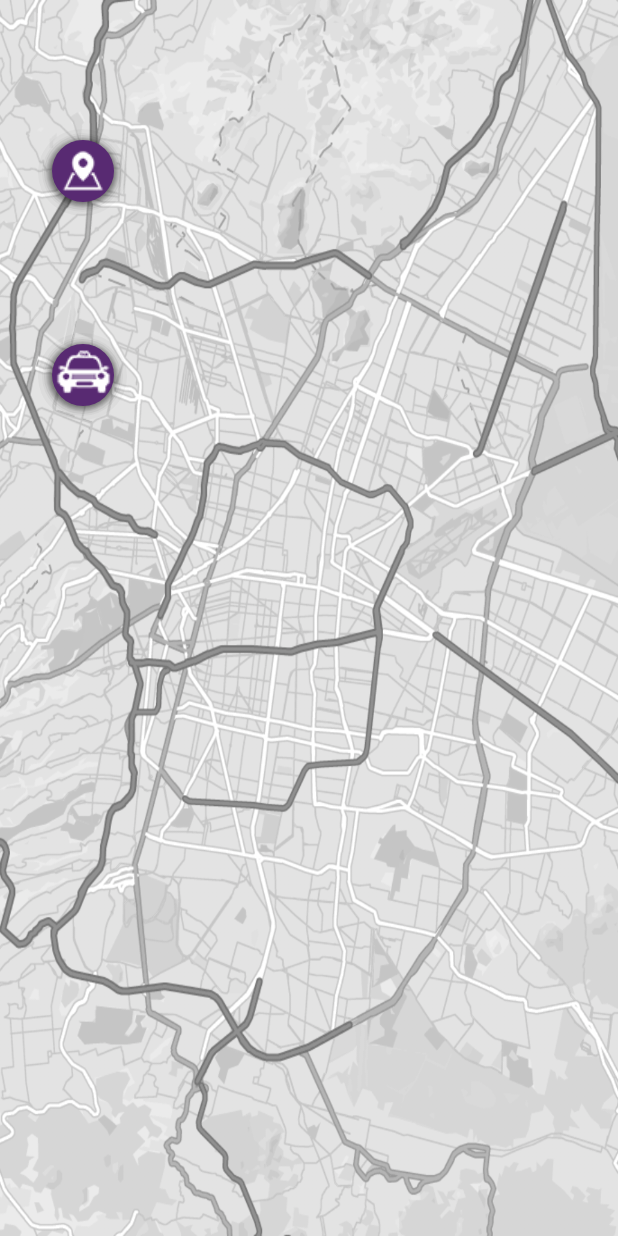
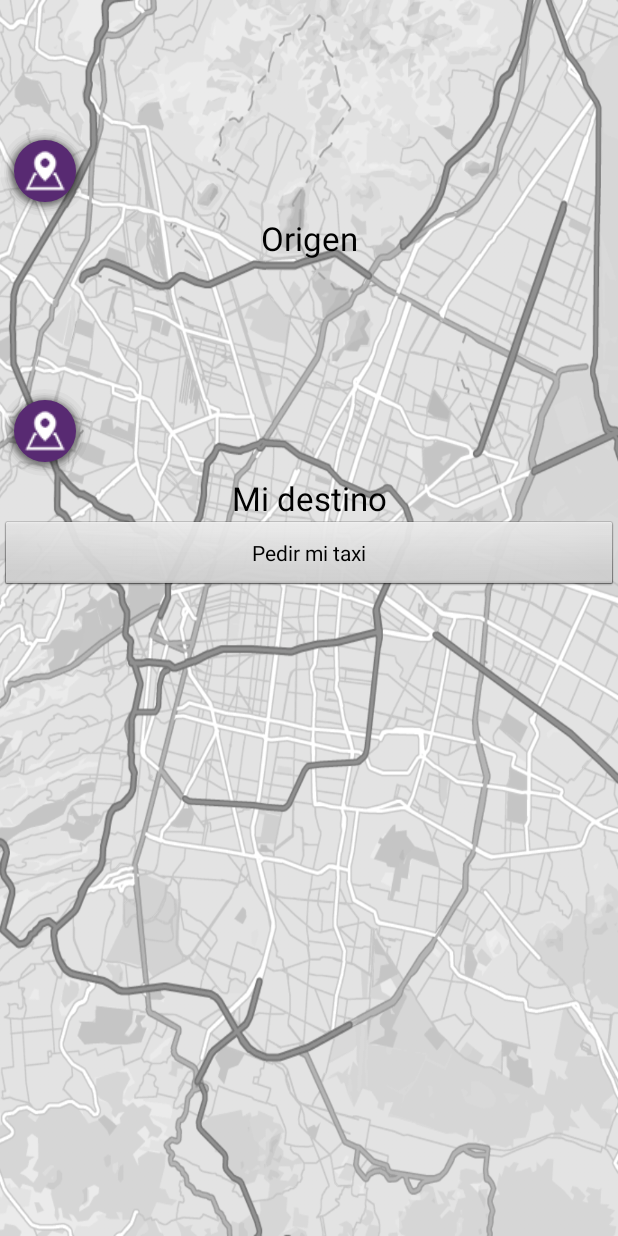
Before and after one commit to breakingRisk/TaxiSeguro, an Android app: the pedirTaxi screen opened directly, with no data from a screen before it, on a phone screen of 412 x 824 dp. Run offline under Robolectric (Android 15) with nearby library versions, the phone set to English and light mode, and no system bars.

Commit message:
Agregaron modificaciones a pedirTaxi

```diff
--- a/TaxiSeguro/app/src/main/AndroidManifest.xml
+++ b/TaxiSeguro/app/src/main/AndroidManifest.xml
@@ -3,6 +3,8 @@
     package="com.example.magdiel.taxiseguro" >
 
     <uses-permission android:name="android.permission.INTERNET" />
+
+    <uses-permission android:name="android.permission.SYSTEM_ALERT_WINDOW" />
 
     <application
         android:allowBackup="true"
@@ -23,6 +25,9 @@
         </activity>
         <activity android:name=".Home" >
         </activity>
+
+        <service android:name=".FloatingWindow"></service>
+
     </application>
 
 </manifest>
--- a/TaxiSeguro/app/src/main/java/com/example/magdiel/taxiseguro/JSONParser.java
+++ b/TaxiSeguro/app/src/main/java/com/example/magdiel/taxiseguro/JSONParser.java
@@ -146,7 +146,7 @@ public class JSONParser {
         try {
             jObj = new JSONObject(json);
         } catch (JSONException e) {
-            Log.e("JSON Parser", "Error parsing data " + e.toString());
+            Log.e("JSON Parser", "Error parsingg data " + e.toString());
         }
 
         // return JSON String
--- a/TaxiSeguro/app/src/main/java/com/example/magdiel/taxiseguro/pedirTaxi.java
+++ b/TaxiSeguro/app/src/main/java/com/example/magdiel/taxiseguro/pedirTaxi.java
@@ -2,54 +2,62 @@ package com.example.magdiel.taxiseguro;
 
 import android.app.Activity;
 import android.os.Bundle;
-import android.view.MenuItem;
 import android.view.View;
 import android.widget.ImageButton;
-import android.widget.PopupMenu;
+import android.widget.TextView;
 import android.widget.Toast;
 
-public class pedirTaxi extends Activity {
+public class pedirTaxi extends Activity implements View.OnClickListener {
 
     ImageButton b1;
     ImageButton b2;
+    private ImageButton pop;
+    private ImageButton pop1;
+    private TextView registro;
+
 
     @Override
     protected void onCreate(Bundle savedInstanceState) {
         super.onCreate(savedInstanceState);
         setContentView(R.layout.pedir_taxi);
 
-        //Capturamos el id de los botones sobre los que queremos realizar la acción de mostrar un elemento emergente
-        b1 = (ImageButton)findViewById( R.id.locate );
-        b2 = (ImageButton)findViewById( R.id.taxi );
+        pop = (ImageButton)findViewById(R.id.locatePop);
+        pop1 = (ImageButton)findViewById(R.id.DestinoPop);
+        registro = (TextView)findViewById(R.id.ubicarme);
+        pop.setOnClickListener(this);
+        pop1.setOnClickListener(this);
+        registro.setOnClickListener(this);
 
-        b1.setOnClickListener(
-                new View.OnClickListener() {
-                    public void onClick(View view) {
-                        popupMenu();
-                    }});
     }
 
-    private void popupMenu() {
-        //Crea instancia a PopupMenu
-        PopupMenu popup = new PopupMenu(this, b1);
-        popup.getMenuInflater().inflate(R.menu.datos_origen, popup.getMenu());
+    public void onClick(View view) {
 
-        //registra los eventos click para cada item del menu
-        popup.setOnMenuItemClickListener(new PopupMenu.OnMenuItemClickListener() {
-            public boolean onMenuItemClick(MenuItem item) {
-                if (item.getItemId() == R.id.action_one) {
-                    Toast.makeText(pedirTaxi.this,
-                            "Ejecutar : " + item.getTitle(), Toast.LENGTH_SHORT).show();
-                } else if (item.getItemId() == R.id.action_two) {
-                    Toast.makeText(pedirTaxi.this,
-                            "Ejecutar : " + item.getTitle(), Toast.LENGTH_SHORT).show();
-                } else if (item.getItemId() == R.id.action_three) {
-                    Toast.makeText(pedirTaxi.this,
-                            "Ejecutar : " + item.getTitle(), Toast.LENGTH_SHORT).show();
+        View mostrarOr = findViewById(R.id.locating);
+        View mostrarDes = findViewById(R.id.destino);
+
+        switch (view.getId()) {
+            case R.id.locatePop:
+                if(mostrarOr.getVisibility()== View.VISIBLE ){
+                    mostrarOr.setVisibility(View.GONE);
+                } else {
+                    mostrarOr.setVisibility(View.VISIBLE);
                 }
-                return true;
-            }
-        });
-        popup.show();
+                break;
+
+            case R.id.DestinoPop:
+                if(mostrarDes.getVisibility()== View.VISIBLE ){
+                    mostrarDes.setVisibility(View.GONE);
+                } else {
+                    mostrarDes.setVisibility(View.VISIBLE);
+                }
+                break;
+            case R.id.ubicarme:
+                Toast.makeText(this, "Espere...", Toast.LENGTH_SHORT).show();
+                break;
+
+        }
+
+
+
     }
 }
--- a/TaxiSeguro/app/src/main/res/layout/pedir_taxi.xml
+++ b/TaxiSeguro/app/src/main/res/layout/pedir_taxi.xml
@@ -1,5 +1,5 @@
 <?xml version="1.0" encoding="utf-8"?>
-<RelativeLayout xmlns:android="http://schemas.android.com/apk/res/android"
+<LinearLayout xmlns:android="http://schemas.android.com/apk/res/android"
     xmlns:tools="http://schemas.android.com/tools"
     android:layout_width="match_parent"
     android:layout_height="match_parent"
@@ -9,10 +9,22 @@
     android:paddingBottom="0dp"
     android:background="@drawable/map_bg"
     tools:context="com.example.magdiel.taxiseguro.pedirTaxi"
-    android:theme="@android:style/Theme.NoTitleBar.Fullscreen">
+    android:theme="@android:style/Theme.NoTitleBar.Fullscreen"
+    android:orientation="vertical">
+
+    <ScrollView
+        android:layout_width="fill_parent"
+        android:layout_height="fill_parent"
+        android:layout_weight="1"
+        android:scrollbars="none">
+
+        <LinearLayout
+            android:layout_width="match_parent"
+            android:layout_height="wrap_content"
+            android:orientation="vertical">
 
             <ImageButton
-        android:id="@+id/locate"
+                android:id="@+id/locatePop"
                 android:layout_width="@dimen/fab_button_diameter"
                 android:layout_height="@dimen/fab_button_diameter"
                 android:background="@drawable/fab_shape"
@@ -23,18 +35,120 @@
                 android:layout_alignLeft="@+id/taxi"
                 android:layout_alignStart="@+id/taxi" />
 
+            <TextView
+                android:layout_width="match_parent"
+                android:layout_height="match_parent"
+                android:text="@string/dirOr"
+                android:textColor="@color/negro"
+                android:textSize="22sp"
+                android:gravity="center"/>
+
+            <LinearLayout
+                android:id="@+id/locating"
+                android:layout_width="match_parent"
+                android:layout_height="wrap_content"
+                android:orientation="vertical"
+                android:visibility="gone">
+
+                <EditText android:id="@+id/txtCalle"
+                    android:layout_height="wrap_content"
+                    android:layout_width="fill_parent"
+                    android:hint="Calle"
+                    android:inputType="text" />
+
+                <EditText android:id="@+id/txtCol"
+                    android:layout_height="wrap_content"
+                    android:layout_width="fill_parent"
+                    android:hint="Colonia"
+                    android:inputType="text" />
+
+                <EditText android:id="@+id/txtCp"
+                    android:layout_height="wrap_content"
+                    android:layout_width="fill_parent"
+                    android:hint="Cp"
+                    android:inputType="text" />
+
+                <TextView android:id="@+id/ubicarme"
+                    android:layout_width="fill_parent"
+                    android:layout_height="wrap_content"
+                    android:layout_marginTop="40dip"
+                    android:layout_marginBottom="40dip"
+                    android:text="Ubicarme!"
+                    android:gravity="center"
+                    android:textSize="20dip"
+                    android:textColor="#0b84aa"/>
+
+                <Button
+                    android:layout_width="fill_parent"
+                    android:layout_height="fill_parent"
+                    android:text="Listo"
+                    android:layout_marginLeft="10dp"
+                    android:layout_marginRight="10dp"/>
+
+            </LinearLayout>
+
             <ImageButton
-        android:id="@+id/taxi"
+                android:id="@+id/DestinoPop"
                 android:layout_width="@dimen/fab_button_diameter"
                 android:layout_height="@dimen/fab_button_diameter"
                 android:background="@drawable/fab_shape"
-        android:src="@drawable/taxi_icon"
+                android:src="@drawable/map_icon"
                 android:tint="@android:color/white"
+                android:layout_marginTop="84dp"
                 android:layout_alignParentTop="true"
-        android:layout_alignParentLeft="true"
-        android:layout_alignParentStart="true"
-        android:layout_marginTop="220dp"
-        android:layout_marginLeft="25dp"/>
+                android:layout_alignLeft="@+id/taxi"
+                android:layout_alignStart="@+id/taxi" />
 
+            <TextView
+                android:layout_width="match_parent"
+                android:layout_height="match_parent"
+                android:text="@string/dirDes"
+                android:textColor="@color/negro"
+                android:textSize="22sp"
+                android:gravity="center"/>
 
-</RelativeLayout>
+            <LinearLayout
+                android:id="@+id/destino"
+                android:layout_width="match_parent"
+                android:layout_height="wrap_content"
+                android:orientation="vertical"
+                android:visibility="gone">
+
+                <EditText android:id="@+id/txtCalleD"
+                    android:layout_height="wrap_content"
+                    android:layout_width="fill_parent"
+                    android:hint="Calle"
+                    android:inputType="text" />
+
+                <EditText android:id="@+id/txtColD"
+                    android:layout_height="wrap_content"
+                    android:layout_width="fill_parent"
+                    android:hint="Colonia"
+                    android:inputType="text" />
+
+                <EditText android:id="@+id/txtCpD"
+                    android:layout_height="wrap_content"
+                    android:layout_width="fill_parent"
+                    android:hint="Cp"
+                    android:inputType="text" />
+
+                <Button
+                    android:layout_width="fill_parent"
+                    android:layout_height="fill_parent"
+                    android:text="Listo"
+                    android:layout_marginLeft="10dp"
+                    android:layout_marginRight="10dp"/>
+
+            </LinearLayout>
+
+            <Button
+                android:layout_width="fill_parent"
+                android:layout_height="fill_parent"
+                android:text="Pedir mi taxi"
+                android:layout_marginLeft="0dp"
+                android:layout_marginRight="0dp"/>
+
+        </LinearLayout>
+
+    </ScrollView>
+</LinearLayout>
--- a/TaxiSeguro/app/src/main/res/values/colors.xml
+++ b/TaxiSeguro/app/src/main/res/values/colors.xml
@@ -3,4 +3,5 @@
     <color name="colorPrimary">#3F51B5</color>
     <color name="colorPrimaryDark">#303F9F</color>
     <color name="colorAccent">#FF4081</color>
+    <color name="negro">#000</color>
 </resources>
--- a/TaxiSeguro/app/src/main/res/values/strings.xml
+++ b/TaxiSeguro/app/src/main/res/values/strings.xml
@@ -1,3 +1,6 @@
 <resources>
     <string name="app_name">TaxiSeguro</string>
+
+    <string name="dirOr">Origen</string>
+    <string name="dirDes">Mi destino</string>
 </resources>
```
Also changed, not shown: TaxiSeguro/app/build.gradle (+6 -2 lines), TaxiSeguro/app/src/main/java/com/example/magdiel/taxiseguro/Login.java (+5 -7 lines), TaxiSeguro/app/src/main/java/com/example/magdiel/taxiseguro/MainActivity.java (+4 -4 lines), TaxiSeguro/app/src/main/res/menu/datos_origen.xml (+21 -0 lines), 1 other file. Lines whose indentation alone changed are shown as unchanged.
